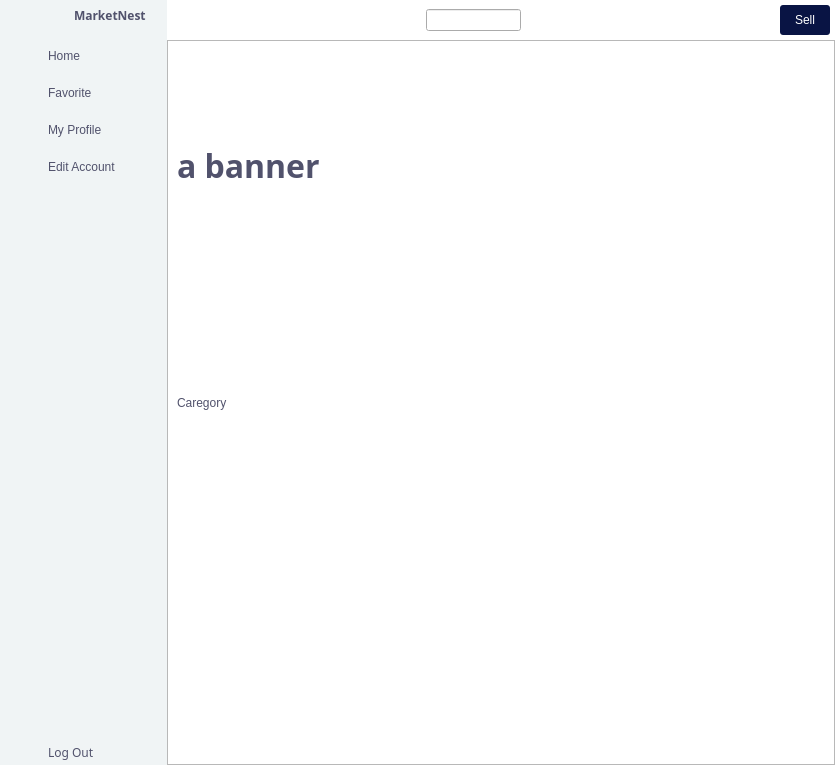
Menthhh/The-Market-Nest, file ui/mainApp.ui: the form before one commit.
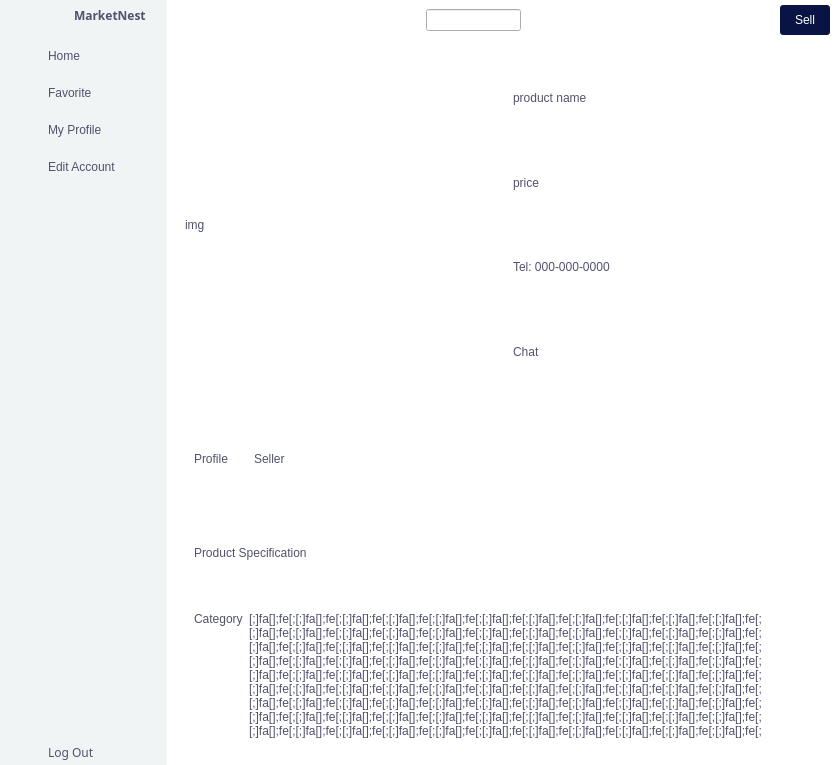
The form after the commit. Icons and pictures are not drawn.

Commit message: finish home n view (no chat / no decoration yet)

Patch:
```diff
--- a/ui/mainApp.ui
+++ b/ui/mainApp.ui
@@ -379,7 +379,7 @@
 }</string>
          </property>
          <property name="currentIndex">
-          <number>0</number>
+          <number>5</number>
          </property>
          <widget class="QWidget" name="home">
           <property name="styleSheet">
@@ -627,6 +627,194 @@
            </item>
           </layout>
          </widget>
+         <widget class="QWidget" name="viewproduct">
+          <layout class="QGridLayout" name="gridLayout_13">
+           <property name="leftMargin">
+            <number>0</number>
+           </property>
+           <property name="topMargin">
+            <number>0</number>
+           </property>
+           <property name="rightMargin">
+            <number>0</number>
+           </property>
+           <property name="bottomMargin">
+            <number>0</number>
+           </property>
+           <property name="spacing">
+            <number>0</number>
+           </property>
+           <item row="0" column="0">
+            <widget class="QWidget" name="widget_4" native="true">
+             <layout class="QGridLayout" name="gridLayout_21">
+              <item row="0" column="0">
+               <widget class="QWidget" name="widget_5" native="true">
+                <layout class="QGridLayout" name="gridLayout_15">
+                 <item row="0" column="0">
+                  <widget class="QLabel" name="product_img">
+                   <property name="text">
+                    <string>img</string>
+                   </property>
+                  </widget>
+                 </item>
+                </layout>
+               </widget>
+              </item>
+              <item row="0" column="1">
+               <widget class="QWidget" name="widget_6" native="true">
+                <layout class="QGridLayout" name="gridLayout_16">
+                 <item row="2" column="0">
+                  <widget class="QLabel" name="phone">
+                   <property name="text">
+                    <string>Tel: 000-000-0000</string>
+                   </property>
+                  </widget>
+                 </item>
+                 <item row="0" column="0">
+                  <widget class="QLabel" name="product_name">
+                   <property name="text">
+                    <string>product name</string>
+                   </property>
+                  </widget>
+                 </item>
+                 <item row="1" column="0">
+                  <widget class="QLabel" name="product_price">
+                   <property name="text">
+                    <string>price</string>
+                   </property>
+                  </widget>
+                 </item>
+                 <item row="3" column="0">
+                  <widget class="QLabel" name="chat">
+                   <property name="text">
+                    <string>Chat</string>
+                   </property>
+                  </widget>
+                 </item>
+                </layout>
+               </widget>
+              </item>
+              <item row="1" column="0" colspan="2">
+               <widget class="QWidget" name="widget_7" native="true">
+                <layout class="QGridLayout" name="gridLayout_20">
+                 <item row="0" column="0">
+                  <widget class="QWidget" name="widget_8" native="true">
+                   <layout class="QGridLayout" name="gridLayout_18">
+                    <item row="0" column="3">
+                     <spacer name="horizontalSpacer_6">
+                      <property name="orientation">
+                       <enum>Qt::Horizontal</enum>
+                      </property>
+                      <property name="sizeHint" stdset="0">
+                       <size>
+                        <width>40</width>
+                        <height>20</height>
+                       </size>
+                      </property>
+                     </spacer>
+                    </item>
+                    <item row="0" column="2">
+                     <widget class="QLabel" name="label_10">
+                      <property name="text">
+                       <string>Seller</string>
+                      </property>
+                     </widget>
+                    </item>
+                    <item row="0" column="0">
+                     <widget class="QLabel" name="label_11">
+                      <property name="text">
+                       <string>Profile</string>
+                      </property>
+                     </widget>
+                    </item>
+                    <item row="0" column="1">
+                     <spacer name="horizontalSpacer_7">
+                      <property name="orientation">
+                       <enum>Qt::Horizontal</enum>
+                      </property>
+                      <property name="sizeType">
+                       <enum>QSizePolicy::Maximum</enum>
+                      </property>
+                      <property name="sizeHint" stdset="0">
+                       <size>
+                        <width>20</width>
+                        <height>20</height>
+                       </size>
+                      </property>
+                     </spacer>
+                    </item>
+                   </layout>
+                  </widget>
+                 </item>
+                 <item row="1" column="0">
+                  <widget class="QWidget" name="widget_9" native="true">
+                   <layout class="QGridLayout" name="gridLayout_17">
+                    <item row="0" column="0">
+                     <widget class="QLabel" name="label_12">
+                      <property name="text">
+                       <string>Product Specification</string>
+                      </property>
+                     </widget>
+                    </item>
+                    <item row="0" column="1">
+                     <spacer name="horizontalSpacer_8">
+                      <property name="orientation">
+                       <enum>Qt::Horizontal</enum>
+                      </property>
+                      <property name="sizeHint" stdset="0">
+                       <size>
+                        <width>40</width>
+                        <height>20</height>
+                       </size>
+                      </property>
+                     </spacer>
+                    </item>
+                   </layout>
+                  </widget>
+                 </item>
+                 <item row="2" column="0">
+                  <widget class="QWidget" name="widget_10" native="true">
+                   <layout class="QGridLayout" name="gridLayout_19">
+                    <item row="0" column="0">
+                     <widget class="QLabel" name="label_13">
+                      <property name="text">
+                       <string>Category</string>
+                      </property>
+                      <property name="alignment">
+                       <set>Qt::AlignLeading|Qt::AlignLeft|Qt::AlignTop</set>
+                      </property>
+                     </widget>
+                    </item>
+                    <item row="0" column="1" rowspan="2">
+                     <widget class="QLabel" name="label_14">
+                      <property name="sizePolicy">
+                       <sizepolicy hsizetype="Preferred" vsizetype="Preferred">
+                        <horstretch>0</horstretch>
+                        <verstretch>0</verstretch>
+                       </sizepolicy>
+                      </property>
+                      <property name="text">
+                       <string>[;]fa[];fe[;[;]fa[];fe[;[;]fa[];fe[;[;]fa[];fe[;[;]fa[];fe[;[;]fa[];fe[;[;]fa[];fe[;[;]fa[];fe[;[;]fa[];fe[;[;]fa[];fe[;[;]fa[];fe[;[;]fa[];fe[;[;]fa[];fe[;[;]fa[];fe[;[;]fa[];fe[;[;]fa[];fe[;[;]fa[];fe[;[;]fa[];fe[;[;]fa[];fe[;[;]fa[];fe[;[;]fa[];fe[;[;]fa[];fe[;[;]fa[];fe[;[;]fa[];fe[;[;]fa[];fe[;[;]fa[];fe[;[;]fa[];fe[;[;]fa[];fe[;[;]fa[];fe[;[;]fa[];fe[;[;]fa[];fe[;[;]fa[];fe[;[;]fa[];fe[;[;]fa[];fe[;[;]fa[];fe[;[;]fa[];fe[;[;]fa[];fe[;[;]fa[];fe[;[;]fa[];fe[;[;]fa[];fe[;[;]fa[];fe[;[;]fa[];fe[;[;]fa[];fe[;[;]fa[];fe[;[;]fa[];fe[;[;]fa[];fe[;[;]fa[];fe[;[;]fa[];fe[;[;]fa[];fe[;[;]fa[];fe[;[;]fa[];fe[;[;]fa[];fe[;[;]fa[];fe[;[;]fa[];fe[;[;]fa[];fe[;[;]fa[];fe[;[;]fa[];fe[;[;]fa[];fe[;[;]fa[];fe[;[;]fa[];fe[;[;]fa[];fe[;[;]fa[];fe[;[;]fa[];fe[;[;]fa[];fe[;[;]fa[];fe[;[;]fa[];fe[;[;]fa[];fe[;[;]fa[];fe[;[;]fa[];fe[;[;]fa[];fe[;[;]fa[];fe[;[;]fa[];fe[;[;]fa[];fe[;[;]fa[];fe[;[;]fa[];fe[;[;]fa[];fe[;[;]fa[];fe[;[;]fa[];fe[;[;]fa[];fe[;[;]fa[];fe[;[;]fa[];fe[;[;]fa[];fe[;[;]fa[];fe[;[;]fa[];fe[;[;]fa[];fe[;[;]fa[];fe[;[;]fa[];fe[;[;]fa[];fe[;[;]fa[];fe[;[;]fa[];fe[;[;]fa[];fe[;[;]fa[];fe[;[;]fa[];fe[;[;]fa[];fe[;[;]fa[];fe[;[;]fa[];fe[;[;]fa[];fe[;[;]fa[];fe[;[;]fa[];fe[;</string>
+                      </property>
+                      <property name="alignment">
+                       <set>Qt::AlignLeading|Qt::AlignLeft|Qt::AlignTop</set>
+                      </property>
+                      <property name="wordWrap">
+                       <bool>true</bool>
+                      </property>
+                     </widget>
+                    </item>
+                   </layout>
+                  </widget>
+                 </item>
+                </layout>
+               </widget>
+              </item>
+             </layout>
+            </widget>
+           </item>
+          </layout>
+         </widget>
         </widget>
        </item>
       </layout>
```
The commit also changes 2 other files.
